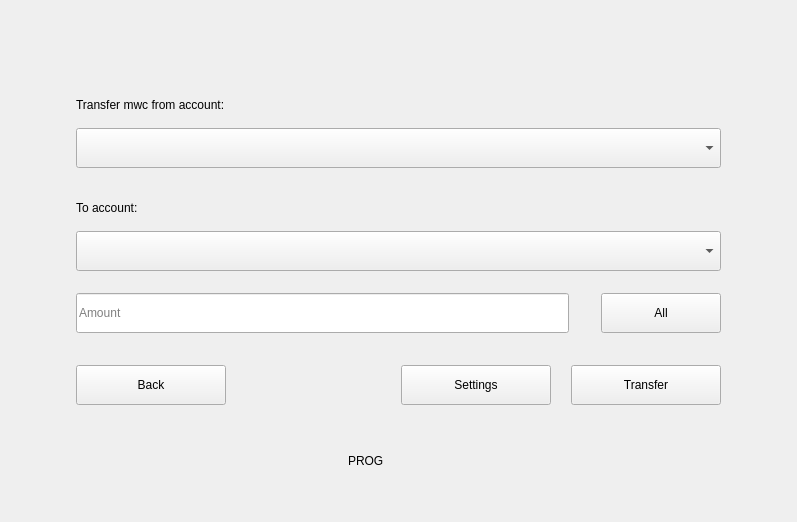
Before: the Qt Designer form windows/k_accounttransfer_w.ui in 0xkobe/mwc-wallet, drawn with Qt 5.
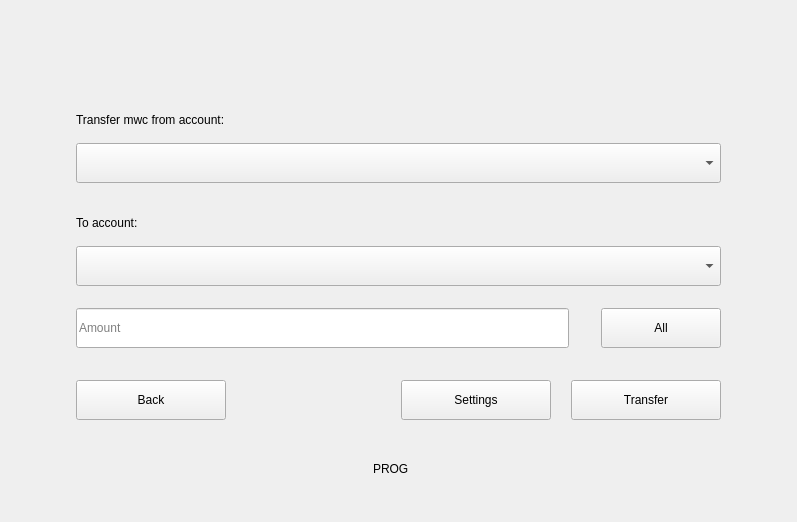
After: the same form once the commit is applied. Custom widgets are drawn as their Qt base class.

Diff of the .ui file:
```diff
--- a/windows/k_accounttransfer_w.ui
+++ b/windows/k_accounttransfer_w.ui
@@ -379,14 +379,14 @@
        </property>
        <property name="minimumSize">
         <size>
-         <width>100</width>
-         <height>50</height>
+         <width>50</width>
+         <height>25</height>
         </size>
        </property>
        <property name="maximumSize">
         <size>
-         <width>100</width>
-         <height>50</height>
+         <width>50</width>
+         <height>25</height>
         </size>
        </property>
        <property name="text">
@@ -399,13 +399,13 @@
        <property name="minimumSize">
         <size>
          <width>1</width>
-         <height>50</height>
+         <height>25</height>
         </size>
        </property>
        <property name="maximumSize">
         <size>
          <width>1</width>
-         <height>50</height>
+         <height>25</height>
         </size>
        </property>
       </widget>
```
